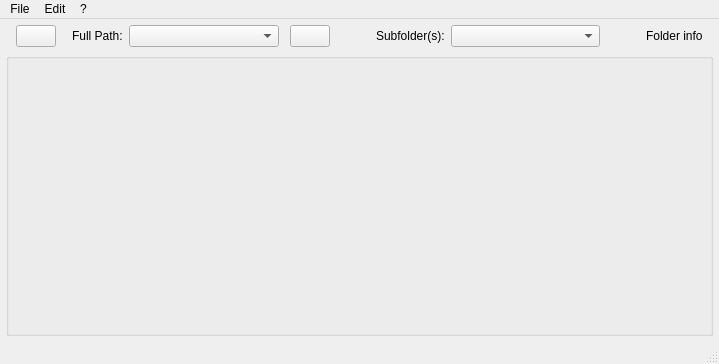
Before: the Qt Designer form mdaviz/resources/mainwindow.ui in BCDA-APS/mdaviz, drawn with Qt 5.
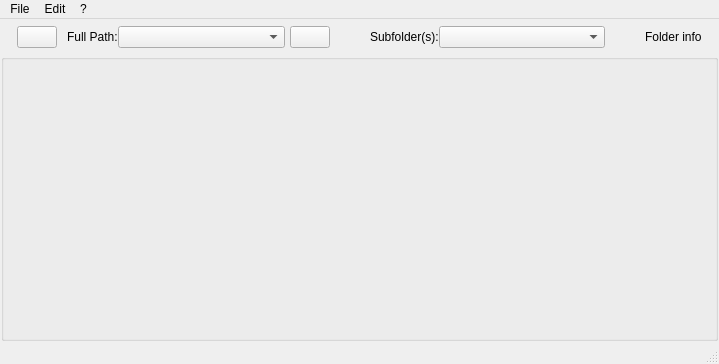
After: the same form once the commit is applied. Icons and pictures are not drawn.

Commit message: ENH #109 #110 remove folder tab and reduce layout margins

```diff
--- a/mdaviz/resources/mainwindow.ui
+++ b/mdaviz/resources/mainwindow.ui
@@ -15,20 +15,35 @@
   </property>
   <widget class="QWidget" name="centralwidget">
    <layout class="QVBoxLayout" name="verticalLayout" stretch="0,1">
+    <property name="spacing">
+     <number>0</number>
+    </property>
     <property name="leftMargin">
-     <number>6</number>
+     <number>1</number>
     </property>
     <property name="topMargin">
-     <number>6</number>
+     <number>1</number>
     </property>
     <property name="rightMargin">
-     <number>6</number>
+     <number>1</number>
     </property>
     <property name="bottomMargin">
-     <number>6</number>
+     <number>1</number>
     </property>
     <item>
      <layout class="QHBoxLayout" name="horizontalLayout" stretch="0,0,0,0,1,0,0,0,0,1,0,0,0">
+      <property name="leftMargin">
+       <number>6</number>
+      </property>
+      <property name="topMargin">
+       <number>6</number>
+      </property>
+      <property name="rightMargin">
+       <number>6</number>
+      </property>
+      <property name="bottomMargin">
+       <number>6</number>
+      </property>
       <item>
        <spacer name="horizontalSpacer_2">
         <property name="orientation">
@@ -191,16 +206,16 @@
       </property>
       <layout class="QHBoxLayout" name="horizontalLayout_2">
        <property name="leftMargin">
-        <number>6</number>
+        <number>0</number>
        </property>
        <property name="topMargin">
-        <number>6</number>
+        <number>0</number>
        </property>
        <property name="rightMargin">
-        <number>6</number>
+        <number>0</number>
        </property>
        <property name="bottomMargin">
-        <number>6</number>
+        <number>0</number>
        </property>
        <item>
         <widget class="QWidget" name="widget" native="true">
```
Left out of the diff: 2 changed lines with no effect on the pictures. The commit also changes 6 other files.
